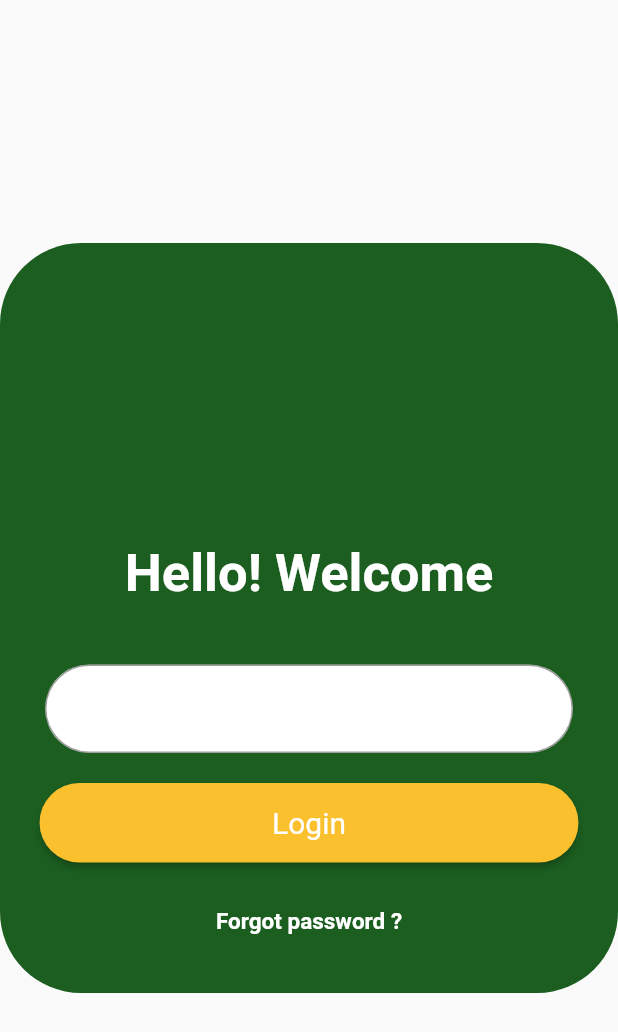
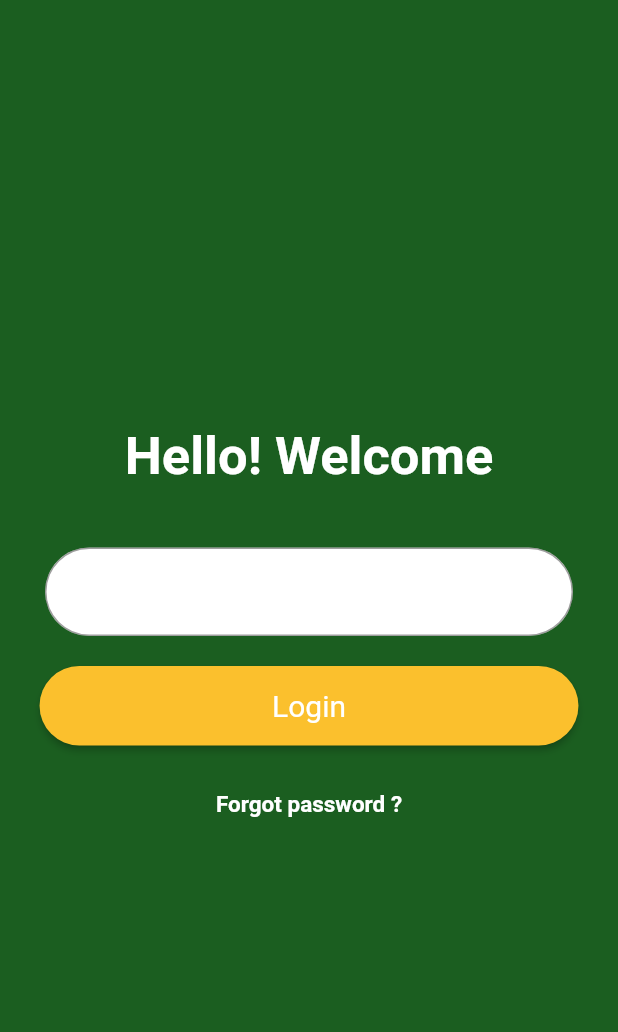
Before and after one commit to ashokv1337/FlutterFireBaseOTP, a Flutter app: the screen it shows after launch, after a tap on "Login", on a phone screen of 412 x 824 dp. Shown: the top 1032 px of the screen. Run offline on Flutter 3.47's test engine with Material 2 defaults, Android fonts, the phone set to English and light mode, and no system bars; drawn by our look-alikes of modal_progress_hud_nsn; our stand-ins replace firebase_auth, firebase_core; accounts and stored records are empty; network calls fail.

```diff
--- a/lib/home.dart
+++ b/lib/home.dart
@@ -1,5 +1,6 @@
 import 'package:flutter/material.dart';
 import 'package:firebase_auth/firebase_auth.dart';
+import 'package:modal_progress_hud_nsn/modal_progress_hud_nsn.dart';
 import 'package:otp_auth_flutter/otpscreen.dart';
 
 class Homepage extends StatefulWidget {
@@ -14,22 +15,28 @@ class _HomepageState extends State<Homepage> {
   TextEditingController phonecontroller = TextEditingController();
   TextEditingController otpcontroller = TextEditingController();
   String verificationID = "";
+  bool inAsync = false;
   @override
   Widget build(BuildContext context) {
-    return SafeArea(
+    return ModalProgressHUD(
+      inAsyncCall: inAsync,
+      child: SafeArea(
         child: Scaffold(
-        body: Center(
+          body: LayoutBuilder(builder: (context, size) {
+            return Center(
               child: SingleChildScrollView(
                 child: Container(
                   decoration: BoxDecoration(
                     color: Colors.green[900],
-                  borderRadius: BorderRadius.circular(54)),
-              height: 500,
-              width: 500,
+                  ),
+                  height: size.maxHeight,
+                  width: size.maxWidth,
+                  child: Center(
                     child: Column(
+                      mainAxisAlignment: MainAxisAlignment.center,
                       children: [
                         SizedBox(
-                    height: 200,
+                          height: 20,
                         ),
                         Text(
                           "Hello! Welcome",
@@ -56,7 +63,8 @@ class _HomepageState extends State<Homepage> {
                                     )),
                                 border: OutlineInputBorder(
                                   borderSide: BorderSide(width: 5),
-                            borderRadius: BorderRadius.all(Radius.circular(40)),
+                                  borderRadius:
+                                      BorderRadius.all(Radius.circular(40)),
                                 ),
                               ),
                             ),
@@ -89,21 +97,33 @@ class _HomepageState extends State<Homepage> {
                   ),
                 ),
               ),
+            );
+          }),
+        ),
       ),
     );
   }
 
   getOtp() async {
+    if (mounted) {
+      setState(() {
+        inAsync = true;
+      });
+    }
+
     await _auth.verifyPhoneNumber(
         phoneNumber: "+91${phonecontroller.text}",
         verificationCompleted: (phoneAuthCredential) async {},
         verificationFailed: (verificationFailed) {
-          setState(() {});
+          setState(() {
+            inAsync = false;
+          });
           print(verificationFailed);
         },
         codeSent: (verificationID, resendingToken) async {
           setState(() {
             this.verificationID = verificationID;
+            inAsync = false;
           });
           Navigator.of(context).push(MaterialPageRoute(
               builder: (context) => OtpScreen(
--- a/lib/main.dart
+++ b/lib/main.dart
@@ -14,6 +14,7 @@ class MyApp extends StatelessWidget {
   @override
   Widget build(BuildContext context) {
     return MaterialApp(
+      debugShowCheckedModeBanner: false,
       home: Homepage(),
     );
   }
--- a/pubspec.yaml
+++ b/pubspec.yaml
@@ -32,6 +32,7 @@ dependencies:
   firebase_auth:
   firebase_analytics:
   cloud_firestore:
+  modal_progress_hud_nsn:
 
 
 
```
Also changed, not shown: lib/detailsScreen.dart (+30 -22 lines), lib/otpscreen.dart (+35 -9 lines), pubspec.lock. Lines whose indentation alone changed are shown as unchanged.
